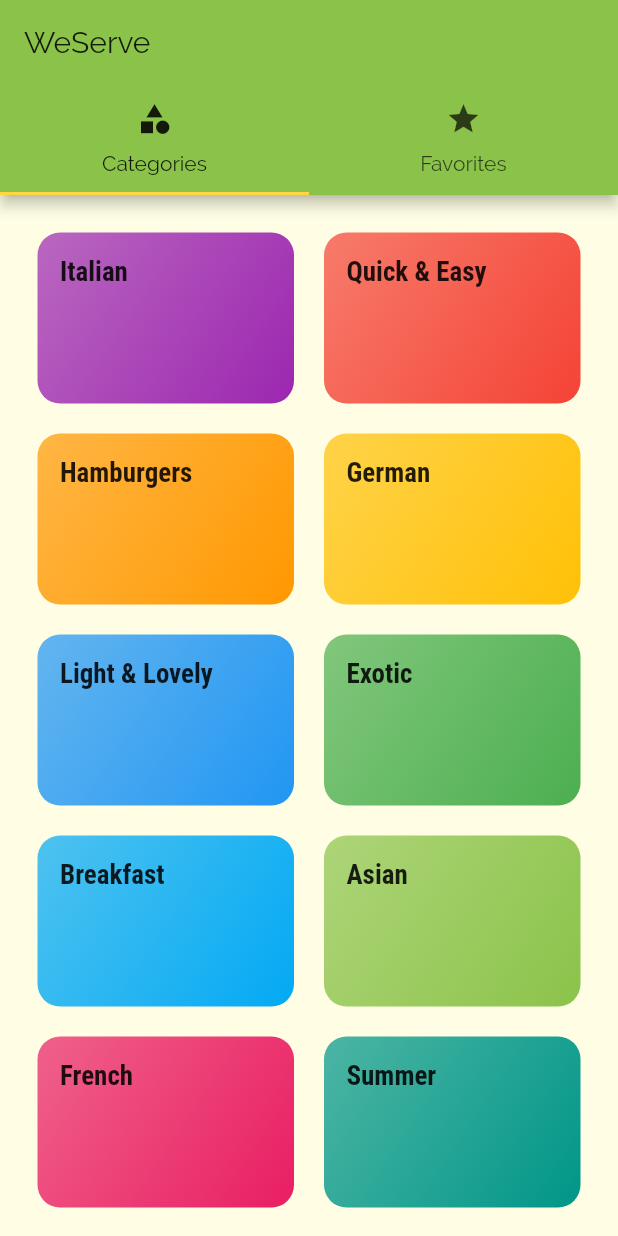
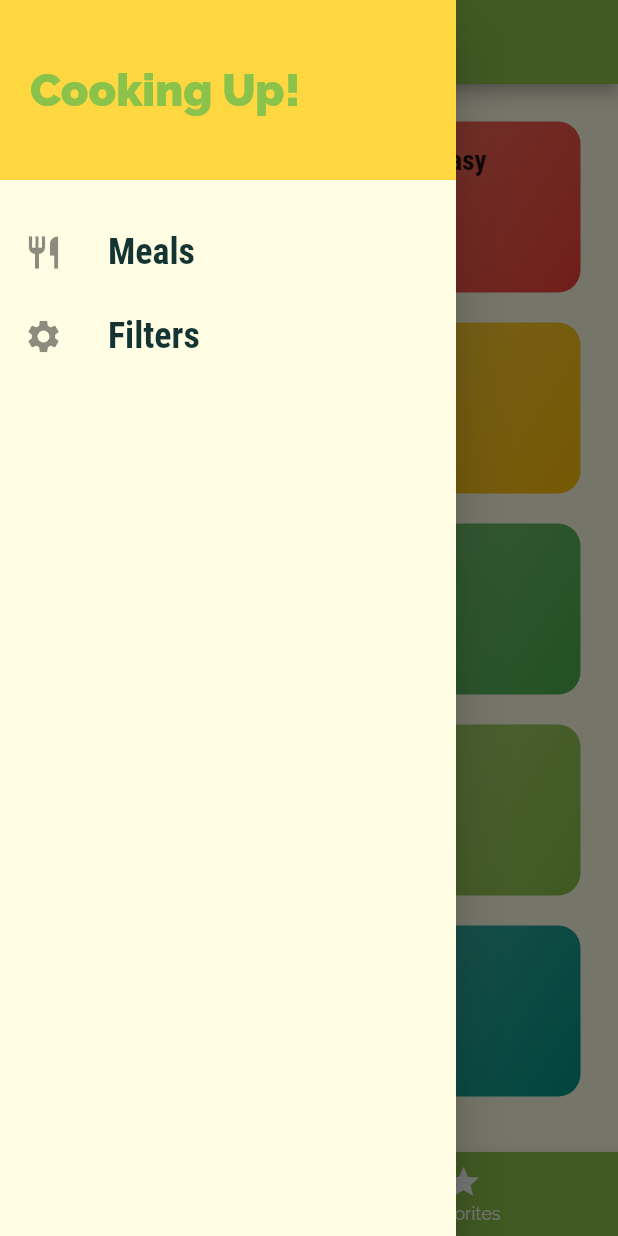
Before and after one commit to HemantSrivastava01/mealsapp, a Flutter app: the screen it shows after launch, with the side drawer open (before the commit the screen has no drawer), on a phone screen of 412 x 824 dp. Run offline on Flutter 3.47's test engine with Material 2 defaults, Android fonts, the phone set to English and light mode, and no system bars.

Commit message:
Adding custom drawer

```diff
--- a/lib/screens/tabs_screen.dart
+++ b/lib/screens/tabs_screen.dart
@@ -1,5 +1,7 @@
 import 'package:flutter/material.dart';
-import 'favorites_screen.dart';
+import '../widgets/main_drawer.dart';
+
+import './favorites_screen.dart';
 import './categories_screen.dart';
 
 class TabScreen extends StatefulWidget {
@@ -8,36 +10,51 @@ class TabScreen extends StatefulWidget {
 }
 
 class _TabScreenState extends State<TabScreen> {
+  final List<Map<String, Object>> _pages = [
+    {
+      'page': CategoriesScreen(),
+      'title': 'WeServe',
+    },
+    {
+      'page': FavoriteScreen(),
+      'title': 'Your Favorite',
+    },
+  ];
+  int _selectedPageIndex = 0;
+
+  void _selectPage(int index) {
+    setState(() {
+      _selectedPageIndex = index;
+    });
+  }
+
   @override
   Widget build(BuildContext context) {
-    return DefaultTabController(
-      length: 2,
-      child: Scaffold(
-        appBar: AppBar(
-          title: Text('WeServe'),
-          bottom: TabBar(
-            tabs: <Widget>[
-              Tab(
-                icon: Icon(
-                  Icons.category,
-                ),
-                text: 'Categories',
-              ),
-              Tab(
-                icon: Icon(
-                  Icons.star,
-                ),
-                text: 'Favorites',
-              ),
-            ],
+    return Scaffold(
+      appBar: AppBar(
+        title: Text(_pages[_selectedPageIndex]['title']),
+      ),
+      drawer: MainDrawer(),
+      body: _pages[_selectedPageIndex]['page'],
+      bottomNavigationBar: BottomNavigationBar(
+        onTap: _selectPage,
+        backgroundColor: Theme.of(context).primaryColor,
+        unselectedItemColor: Colors.white,
+        selectedItemColor: Theme.of(context).accentColor,
+        currentIndex: _selectedPageIndex,
+        // type: BottomNavigationBarType.fixed,
+        items: [
+          BottomNavigationBarItem(
+            backgroundColor: Theme.of(context).primaryColor,
+            icon: Icon(Icons.category),
+            title: Text('Categories'),
           ),
-        ),
-        body: TabBarView(
-          children: <Widget>[
-            CategoriesScreen(),
-            FavoriteScreen(),
-          ],
-        ),
+          BottomNavigationBarItem(
+            backgroundColor: Theme.of(context).primaryColor,
+            icon: Icon(Icons.star),
+            title: Text('Favorites'),
+          ),
+        ],
       ),
     );
   }
--- /dev/null
+++ b/lib/widgets/main_drawer.dart
@@ -0,0 +1,57 @@
+import 'package:flutter/material.dart';
+
+class MainDrawer extends StatelessWidget {
+  Widget buildListTile(String title, IconData icon) {
+    return ListTile(
+      leading: Icon(
+        icon,
+        size: 26,
+      ),
+      title: Text(
+        title,
+        style: TextStyle(
+          fontFamily: 'RobotoCondensed',
+          fontSize: 24,
+          fontWeight: FontWeight.bold,
+        ),
+      ),
+      onTap: () {},
+    );
+  }
+
+  @override
+  Widget build(BuildContext context) {
+    return Drawer(
+      child: Column(
+        children: <Widget>[
+          Container(
+            height: 120,
+            width: double.infinity,
+            padding: EdgeInsets.all(20),
+            alignment: Alignment.centerLeft,
+            color: Theme.of(context).accentColor,
+            child: Text(
+              'Cooking Up!',
+              style: TextStyle(
+                fontWeight: FontWeight.w900,
+                fontSize: 30,
+                color: Theme.of(context).primaryColor,
+              ),
+            ),
+          ),
+          SizedBox(
+            height: 20,
+          ),
+          buildListTile(
+            'Meals',
+            Icons.restaurant,
+          ),
+          buildListTile(
+            'Filters',
+            Icons.settings,
+          ),
+        ],
+      ),
+    );
+  }
+}
```
